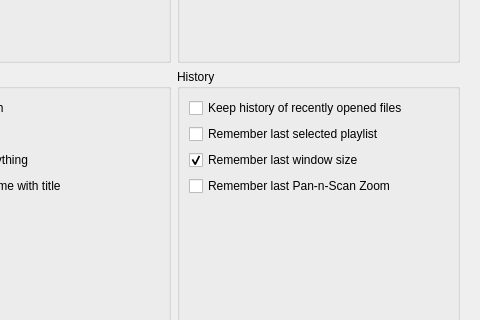
Old version of the form settingswindow.ui in the repository mpc-qt/mpc-qt; both pictures show x 287 to 767 and y 325 to 645 of the 767 by 787 pixel window.
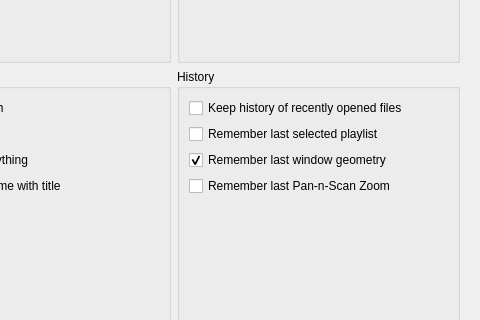
New version of the form.

Commit message:
settingswindow: s/size/geometry/
Follow up to 8daa0a34.

What changed in the file:
```diff
--- a/settingswindow.ui
+++ b/settingswindow.ui
@@ -315,7 +315,7 @@
               <item>
                <widget class="QCheckBox" name="playerRememberWindowGeometry">
                 <property name="text">
-                 <string>Remember last window size</string>
+                 <string>Remember last window geometry</string>
                 </property>
                 <property name="checked">
                  <bool>true</bool>
```
